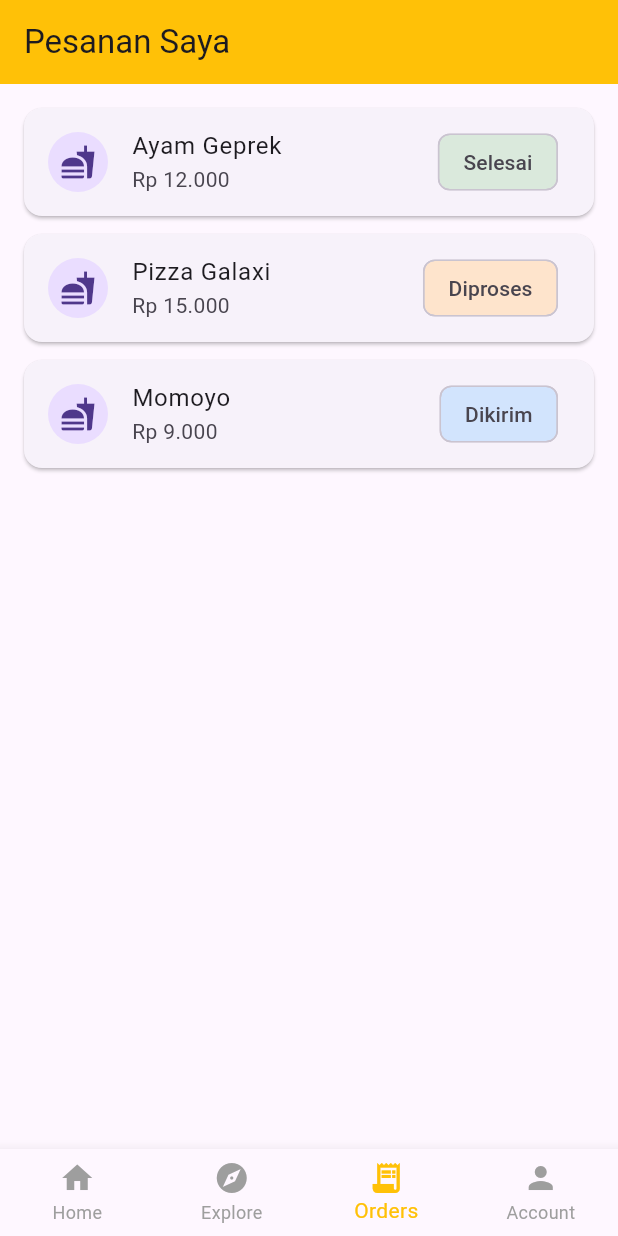
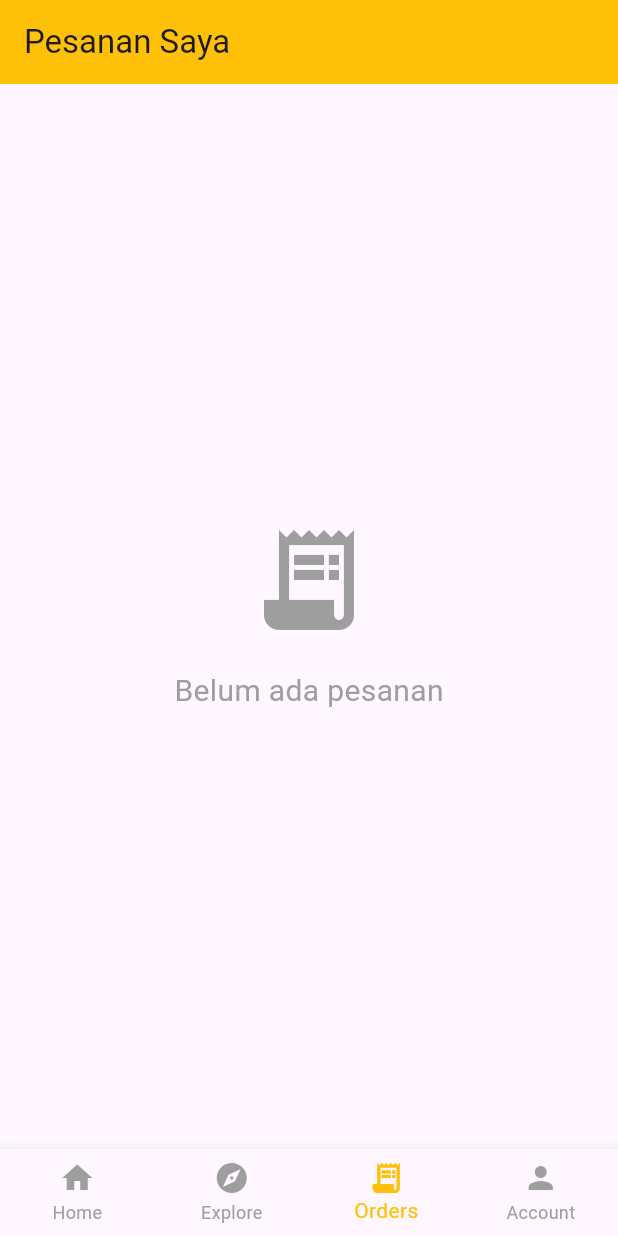
Before and after one commit to Firmansyah-immangxml/immang-fod, a Flutter app: the screen it shows after launch, item 3 of the bottom bar chosen, on a phone screen of 412 x 824 dp. Run offline on Flutter 3.47's test engine with Material 3 defaults, Android fonts, the phone set to English and light mode, and no system bars.

Commit message:
Update aplikasi

```diff
--- /dev/null
+++ b/lib/models/order_data.dart
@@ -0,0 +1,5 @@
+import 'food.dart';
+
+class OrderData {
+  static List<Food> orders = [];
+}
--- a/lib/screens/main_screen.dart
+++ b/lib/screens/main_screen.dart
@@ -14,18 +14,17 @@ class MainScreen extends StatefulWidget {
 class _MainScreenState extends State<MainScreen> {
   int currentIndex = 0;
 
-  final List<Widget> pages = const [
-    HomeScreen(),
-    ExploreScreen(),
-    OrdersScreen(),
-    AccountScreen(),
-  ];
+  List<Widget> get pages => const [
+        HomeScreen(),
+        ExploreScreen(),
+        OrdersScreen(),
+        AccountScreen(),
+      ];
 
   @override
   Widget build(BuildContext context) {
     return Scaffold(
       body: pages[currentIndex],
-
       bottomNavigationBar: BottomNavigationBar(
         currentIndex: currentIndex,
         selectedItemColor: Colors.amber,
--- a/lib/screens/orders_screen.dart
+++ b/lib/screens/orders_screen.dart
@@ -1,4 +1,6 @@
 import 'package:flutter/material.dart';
+import '../models/order_data.dart';
+import 'order_detail_screen.dart';
 
 class OrdersScreen extends StatelessWidget {
   const OrdersScreen({super.key});
@@ -10,50 +12,63 @@ class OrdersScreen extends StatelessWidget {
         title: const Text("Pesanan Saya"),
         backgroundColor: Colors.amber,
       ),
-      body: ListView(
-        padding: const EdgeInsets.all(16),
+      body: OrderData.orders.isEmpty
+          ? const Center(
+              child: Column(
+                mainAxisAlignment: MainAxisAlignment.center,
                 children: [
-          orderCard(
-            "Ayam Geprek",
-            "Rp 12.000",
-            "Selesai",
-            Colors.green,
+                  Icon(
+                    Icons.receipt_long,
+                    size: 80,
+                    color: Colors.grey,
                   ),
-          orderCard(
-            "Pizza Galaxi",
-            "Rp 15.000",
-            "Diproses",
-            Colors.orange,
+                  SizedBox(height: 20),
+                  Text(
+                    "Belum ada pesanan",
+                    style: TextStyle(
+                      fontSize: 20,
+                      color: Colors.grey,
                     ),
-          orderCard(
-            "Momoyo",
-            "Rp 9.000",
-            "Dikirim",
-            Colors.blue,
                   ),
                 ],
               ),
+            )
+          : ListView.builder(
+              padding: const EdgeInsets.all(16),
+              itemCount: OrderData.orders.length,
+              itemBuilder: (context, index) {
+                final food = OrderData.orders[index];
+
+                return InkWell(
+                  onTap: () {
+                    Navigator.push(
+                      context,
+                      MaterialPageRoute(
+                        builder: (_) => OrderDetailScreen(
+                          name: food.name,
+                          price: food.price,
+                        ),
+                      ),
                     );
-  }
-
-  Widget orderCard(
-    String title,
-    String price,
-    String status,
-    Color color,
-  ) {
-    return Card(
+                  },
+                  child: Card(
                     margin: const EdgeInsets.only(bottom: 12),
                     child: ListTile(
                       leading: const CircleAvatar(
                         child: Icon(Icons.fastfood),
                       ),
-        title: Text(title),
-        subtitle: Text(price),
+                      title: Text(food.name),
+                      subtitle: Text(
+                        'Rp ${food.price.toStringAsFixed(0)}',
+                      ),
                       trailing: Chip(
-          label: Text(status),
-          backgroundColor: color.withOpacity(0.2),
+                        label: const Text("Diproses"),
+                        backgroundColor: Colors.orange.shade100,
                       ),
+                    ),
+                  ),
+                );
+              },
             ),
     );
   }
```
Also changed, not shown: lib/screens/cart_screen.dart (+10 -3 lines), lib/screens/home_screen.dart (+37 -7 lines), lib/screens/order_detail_screen.dart (added, +88 -0 lines), assets/flash_sale.png (added), assets/great_offers.png (added), assets/wednesday_feast.png (added). Lines whose indentation alone changed are shown as unchanged.
